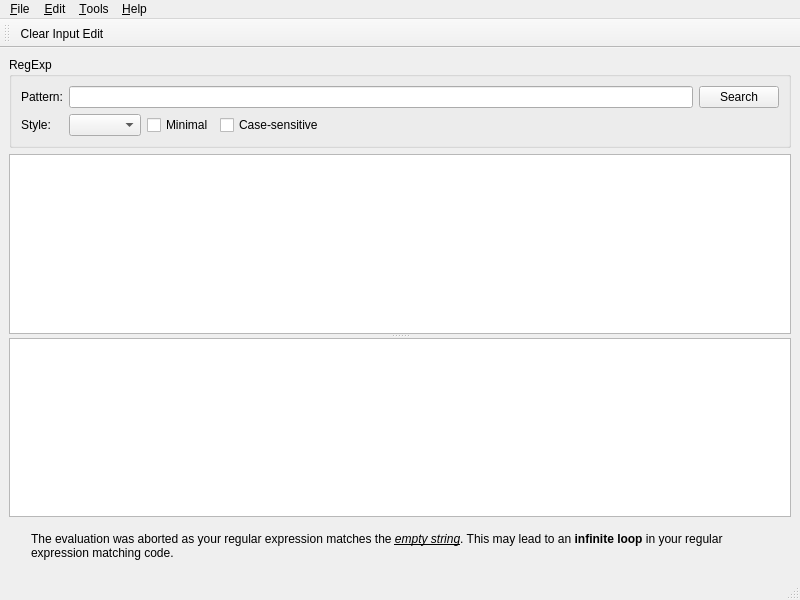
Before: the Qt Designer form src/ui/mainwindow.ui in momesana/qregexp-editor, drawn with Qt 5.
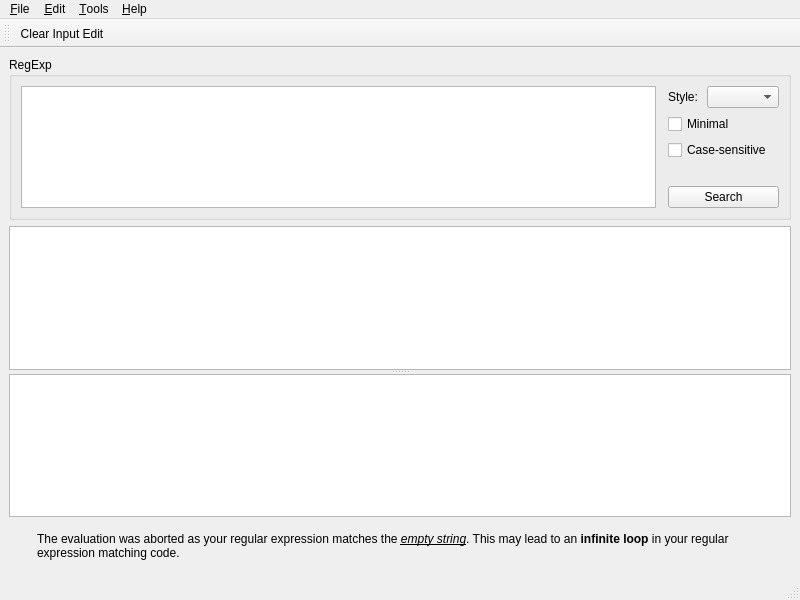
After: the same form once the commit is applied.

```diff
--- a/src/ui/mainwindow.ui
+++ b/src/ui/mainwindow.ui
@@ -14,88 +14,112 @@
    <string>Tool Bar</string>
   </property>
   <widget class="QWidget" name="centralwidget">
-   <layout class="QGridLayout" name="gridLayout_3">
-    <item row="0" column="0">
+   <layout class="QGridLayout" name="gridLayout_2">
+    <item row="2" column="0" colspan="2">
+     <widget class="QSplitter" name="splitter">
+      <property name="orientation">
+       <enum>Qt::Vertical</enum>
+      </property>
+      <widget class="QPlainTextEdit" name="inputEdit"/>
+      <widget class="QTreeView" name="resultView">
+       <property name="alternatingRowColors">
+        <bool>true</bool>
+       </property>
+      </widget>
+     </widget>
+    </item>
+    <item row="0" column="0" rowspan="2" colspan="2">
      <widget class="QGroupBox" name="regExpGroupBox">
       <property name="title">
        <string>RegExp</string>
       </property>
-      <layout class="QGridLayout" name="gridLayout_2">
-       <item row="0" column="0">
         <layout class="QGridLayout" name="gridLayout">
          <item row="0" column="0">
-          <widget class="QLabel" name="label">
-           <property name="text">
-            <string>Pattern:</string>
+        <layout class="QHBoxLayout" name="horizontalLayout_2">
+         <item>
+          <widget class="QPlainTextEdit" name="regexpEdit">
+           <property name="documentTitle">
+            <string/>
            </property>
           </widget>
          </item>
-         <item row="0" column="1" colspan="4">
-          <widget class="QLineEdit" name="regexpLineEdit"/>
-         </item>
-         <item row="0" column="5">
-          <widget class="QPushButton" name="searchButton">
-           <property name="text">
-            <string>Search</string>
+         <item>
+          <spacer name="horizontalSpacer">
+           <property name="orientation">
+            <enum>Qt::Horizontal</enum>
            </property>
-          </widget>
+           <property name="sizeType">
+            <enum>QSizePolicy::Fixed</enum>
+           </property>
+           <property name="sizeHint" stdset="0">
+            <size>
+             <width>6</width>
+             <height>20</height>
+            </size>
+           </property>
+          </spacer>
          </item>
-         <item row="1" column="0">
+         <item>
+          <layout class="QVBoxLayout" name="verticalLayout">
+           <item>
+            <layout class="QHBoxLayout" name="horizontalLayout">
+             <item>
           <widget class="QLabel" name="label_2">
            <property name="text">
             <string>Style:</string>
            </property>
           </widget>
          </item>
-         <item row="1" column="1">
+             <item>
           <widget class="QComboBox" name="syntaxComboBox"/>
          </item>
-         <item row="1" column="2">
+            </layout>
+           </item>
+           <item>
           <widget class="QCheckBox" name="minimalCheckBox">
            <property name="text">
             <string>Minimal</string>
            </property>
           </widget>
          </item>
-         <item row="1" column="3">
+           <item>
           <widget class="QCheckBox" name="caseSensitivityCheckBox">
            <property name="text">
             <string>Case-sensitive</string>
            </property>
           </widget>
          </item>
-         <item row="1" column="4">
-          <spacer name="horizontalSpacer">
+           <item>
+            <spacer name="verticalSpacer">
            <property name="orientation">
-            <enum>Qt::Horizontal</enum>
+              <enum>Qt::Vertical</enum>
+             </property>
+             <property name="sizeType">
+              <enum>QSizePolicy::Fixed</enum>
            </property>
            <property name="sizeHint" stdset="0">
             <size>
-             <width>40</width>
+               <width>111</width>
              <height>20</height>
             </size>
            </property>
           </spacer>
          </item>
+           <item>
+            <widget class="QPushButton" name="searchButton">
+             <property name="text">
+              <string>Search</string>
+             </property>
+            </widget>
+           </item>
         </layout>
        </item>
       </layout>
-     </widget>
-    </item>
-    <item row="1" column="0">
-     <widget class="QSplitter" name="splitter">
-      <property name="orientation">
-       <enum>Qt::Vertical</enum>
-      </property>
-      <widget class="QPlainTextEdit" name="inputEdit"/>
-      <widget class="QTreeView" name="resultView">
-       <property name="alternatingRowColors">
-        <bool>true</bool>
-       </property>
-      </widget>
-     </widget>
+       </item>
+      </layout>
+     </widget>
     </item>
-    <item row="2" column="0">
+    <item row="3" column="1">
      <widget class="QWidget" name="warningWidget" native="true">
       <layout class="QHBoxLayout" name="horizontalLayout_3" stretch="0,1">
        <item>
```
Left out of the diff: 7 changed lines with no effect on the pictures. Lines whose indentation alone changed are shown as unchanged.
